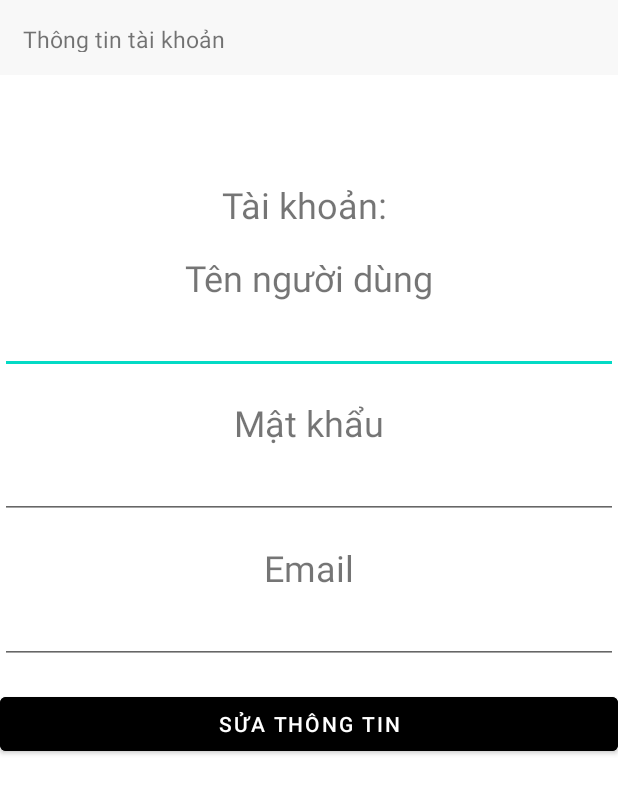
After one commit to hoang9xvn113/ReadBookOnline, an Android app: the InfoAccount screen opened directly, with no data from a screen before it, on a phone screen of 412 x 824 dp. The commit adds this screen. Shown: the top 794 px of the screen. Run offline under Robolectric (Android 15) with nearby library versions, the light colour scheme and no system bars; our stand-ins replace Volley; network calls fail.

Commit message:
Update nốt

```diff
--- /dev/null
+++ b/app/src/main/java/com/example/readbookonline/Activities/InfoAccount.java
@@ -0,0 +1,115 @@
+package com.example.readbookonline.Activities;
+
+import androidx.appcompat.app.AppCompatActivity;
+
+import android.content.Intent;
+import android.os.Bundle;
+import android.view.View;
+import android.widget.Button;
+import android.widget.EditText;
+import android.widget.TextView;
+import android.widget.Toast;
+
+import com.android.volley.Request;
+import com.android.volley.RequestQueue;
+import com.android.volley.Response;
+import com.android.volley.VolleyError;
+import com.android.volley.toolbox.JsonObjectRequest;
+import com.android.volley.toolbox.StringRequest;
+import com.android.volley.toolbox.Volley;
+import com.example.readbookonline.R;
+
+import org.json.JSONException;
+import org.json.JSONObject;
+
+public class InfoAccount extends AppCompatActivity {
+
+    String account_id;
+    EditText name, password, email;
+    TextView user;
+    Button btn;
+    RequestQueue requestQueue, requestQueue1;
+
+
+    @Override
+    protected void onCreate(Bundle savedInstanceState) {
+        super.onCreate(savedInstanceState);
+        setContentView(R.layout.activity_info_account);
+        mapping();
+        loadingData();
+        control();
+    }
+
+    void mapping(){
+        name = findViewById(R.id.name);
+        password = findViewById(R.id.password);
+        email = findViewById(R.id.email);
+        user = findViewById(R.id.user);
+        btn = findViewById(R.id.btn);
+
+        Intent intent = getIntent();
+        account_id = intent.getStringExtra("account_id");
+
+        requestQueue = Volley.newRequestQueue(this);
+        requestQueue1 = Volley.newRequestQueue(this);
+    }
+
+    void loadingData(){
+        String url = "https://hochoihamhoc.000webhostapp.com/getInfoAccount.php?account_id=" + account_id;
+        JsonObjectRequest jsonObjectRequest = new JsonObjectRequest(Request.Method.GET, url, null, new Response.Listener<JSONObject>() {
+            @Override
+            public void onResponse(JSONObject response) {
+                try {
+                    name.setText(response.getString("name"));
+                    password.setText(response.getString("password"));
+                    email.setText(response.getString("email"));
+                    user.setText("Tài khoản: " + response.getString("user"));
+                } catch (JSONException e) {
+                    e.printStackTrace();
+                }
+            }
+        }, new Response.ErrorListener() {
+            @Override
+            public void onErrorResponse(VolleyError error) {
+
+            }
+        });
+        requestQueue.add(jsonObjectRequest);
+    }
+
+    void control(){
+        btn.setOnClickListener(new View.OnClickListener() {
+            @Override
+            public void onClick(View v) {
+                if (name.getText().toString().equals("") || password.getText().toString().equals("") || email.getText().toString().equals("")){
+                    Toast.makeText(v.getContext(), "Yêu cầu nhập đầy đủ thông tin", Toast.LENGTH_SHORT).show();
+                }
+                else {
+                    String name_account = name.getText().toString();
+                    String password_account = password.getText().toString();
+                    String email_account = email.getText().toString();
+                    String url = "https://hochoihamhoc.000webhostapp.com/updateInfoAccount.php?account_id="+account_id+"&name="+name_account+"&password="+password_account+"&email="+email_account;
+                    StringRequest request = new StringRequest(Request.Method.GET, url, new Response.Listener<String>() {
+                        @Override
+                        public void onResponse(String response) {
+                            if (response.equals("1")){
+                                loadingData();
+                                Toast.makeText(v.getContext(), "Đã cập nhật thông tin tài khoản thành công", Toast.LENGTH_SHORT).show();
+                            } else {
+                                loadingData();
+                                Toast.makeText(v.getContext(), "Lỗi mạng", Toast.LENGTH_SHORT).show();
+                            }
+                        }
+                    }, new Response.ErrorListener() {
+                        @Override
+                        public void onErrorResponse(VolleyError error) {
+
+                        }
+                    });
+                    requestQueue1.add(request);
+
+                }
+            }
+        });
+    }
+}
--- a/app/src/main/java/com/example/readbookonline/Helpers/DataImage.java
+++ b/app/src/main/java/com/example/readbookonline/Helpers/DataImage.java
@@ -31,5 +31,11 @@ public class DataImage {
         list_image[18] = R.drawable.day_con_lam_giau;
         list_image[19] = R.drawable.nha_dau_tu_thong_minh;
         list_image[20] = R.drawable.soi_gia_pho_wall;
+        list_image[21] = R.drawable.bien_nien_co_don;
+        list_image[22] = R.drawable.tram_nam_co_don;
+        list_image[23] = R.drawable.khoi_nghiep_ban_le;
+        list_image[24] = R.drawable.anh1;
+        list_image[25] = R.drawable.anh2;
+        list_image[26] = R.drawable.anh4;
     }
 }
--- /dev/null
+++ b/app/src/main/res/layout/activity_info_account.xml
@@ -0,0 +1,96 @@
+<?xml version="1.0" encoding="utf-8"?>
+<RelativeLayout xmlns:android="http://schemas.android.com/apk/res/android"
+    xmlns:app="http://schemas.android.com/apk/res-auto"
+    xmlns:tools="http://schemas.android.com/tools"
+    android:layout_width="match_parent"
+    android:layout_height="match_parent"
+    tools:context=".Activities.InfoAccount"
+    android:orientation="vertical">
+
+    <Toolbar
+        android:layout_width="match_parent"
+        android:layout_height="50dp"
+        android:background="@color/dark_gray"
+        android:id="@+id/header_home"/>
+
+    <TextView
+        android:layout_width="wrap_content"
+        android:layout_height="wrap_content"
+        android:layout_alignBottom="@+id/header_home"
+        android:layout_alignParentStart="true"
+        android:layout_alignParentTop="true"
+        android:paddingVertical="15dp"
+        android:layout_marginStart="15dp"
+        android:text="Thông tin tài khoản"
+        android:textSize="15sp" />
+
+    <LinearLayout
+        android:layout_width="match_parent"
+        android:layout_height="match_parent"
+        android:orientation="vertical">
+        <TextView
+            android:layout_width="match_parent"
+            android:layout_height="wrap_content"
+            android:text="Tài khoản: "
+            android:textSize="24dp"
+            android:textAlignment="center"
+            android:layout_marginTop="120dp"
+            android:layout_marginBottom="16dp"
+            android:id="@+id/user"/>
+
+        <TextView
+            android:layout_width="match_parent"
+            android:layout_height="wrap_content"
+            android:text="Tên người dùng"
+            android:textSize="24dp"
+            android:textAlignment="center" />
+
+        <EditText
+            android:layout_width="match_parent"
+            android:layout_height="wrap_content"
+            android:textSize="20dp"
+            android:layout_marginBottom="16dp"
+            android:id="@+id/name"
+            android:textAlignment="center"/>
+
+        <TextView
+            android:layout_width="match_parent"
+            android:layout_height="wrap_content"
+            android:text="Mật khẩu"
+            android:textSize="24dp"
+            android:textAlignment="center" />
+
+        <EditText
+            android:layout_width="match_parent"
+            android:layout_height="wrap_content"
+            android:textSize="20dp"
+            android:layout_marginBottom="16dp"
+            android:id="@+id/password"
+            android:textAlignment="center"/>
+
+        <TextView
+            android:layout_width="match_parent"
+            android:layout_height="wrap_content"
+            android:text="Email"
+            android:textSize="24dp"
+            android:textAlignment="center" />
+
+        <EditText
+            android:layout_width="match_parent"
+            android:layout_height="wrap_content"
+            android:textSize="20dp"
+            android:layout_marginBottom="16dp"
+            android:id="@+id/email"
+            android:textAlignment="center"/>
+
+        <Button
+            android:layout_width="match_parent"
+            android:layout_height="wrap_content"
+            android:backgroundTint="@color/dark"
+            android:textColor="@color/white"
+            android:text="Sửa thông tin"
+            android:id="@+id/btn"/>
+    </LinearLayout>
+
+
+</RelativeLayout>
--- a/app/src/main/res/layout/fragment_home.xml
+++ b/app/src/main/res/layout/fragment_home.xml
@@ -42,7 +42,7 @@
         <TextView
             android:layout_width="match_parent"
             android:layout_height="wrap_content"
-            android:text="Truyện mới cập nhật"
+            android:text="Sách mới cập nhật"
             android:textStyle="bold"
             android:textSize="20sp"
             android:paddingVertical="10dp"
--- a/app/src/main/res/layout/item_book_category.xml
+++ b/app/src/main/res/layout/item_book_category.xml
@@ -6,7 +6,7 @@
     <ImageView
         android:layout_width="200dp"
         android:layout_height="200dp"
-        android:src="@drawable/img"
+        android:src="@drawable/bi_mat_cua_may_man"
         android:id="@+id/book_img"
         android:contentDescription="@string/app_name" />
     <TextView
--- a/app/src/main/res/layout/row_book_bookmark.xml
+++ b/app/src/main/res/layout/row_book_bookmark.xml
@@ -22,7 +22,7 @@
             android:layout_width="match_parent"
             android:layout_height="wrap_content"
             android:textStyle="bold"
-            android:text="Tên truyện"
+            android:text="Tên sách"
             android:textSize="20sp"
             android:padding="5dp"
             android:id="@+id/book_name"/>
@@ -43,7 +43,7 @@
         <TextView
             android:layout_width="match_parent"
             android:layout_height="wrap_content"
-            android:text="Chương đang đọc"
+            android:text="Trang đang đọc"
             android:textSize="16sp"
             android:padding="5dp"
             android:id="@+id/book_amount"/>
--- a/app/src/main/res/layout/row_book_home.xml
+++ b/app/src/main/res/layout/row_book_home.xml
@@ -23,7 +23,7 @@
             android:layout_width="match_parent"
             android:layout_height="wrap_content"
             android:textStyle="bold"
-            android:text="Tên truyện"
+            android:text="Tên sách"
             android:textSize="20sp"
             android:padding="5dp"
             android:id="@+id/book_name"/>
@@ -46,7 +46,7 @@
         <TextView
             android:layout_width="match_parent"
             android:layout_height="wrap_content"
-            android:text="Số chương"
+            android:text="Số trang"
             android:textSize="16sp"
             android:padding="5dp"
             android:id="@+id/book_amount"/>
```
Also changed, not shown: app/src/main/res/layout/activity_info_book.xml (+5 -4 lines), app/src/main/res/drawable-v24/bien_nien_co_don.jpg (added), app/src/main/res/drawable-v24/khoi_nghiep_ban_le.jpg (added), app/src/main/res/drawable-v24/tram_nam_co_don.jpg (added).
